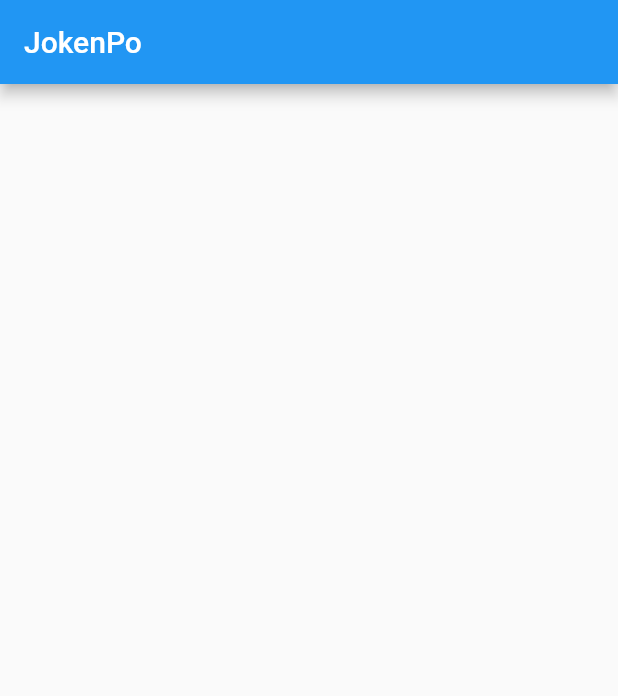
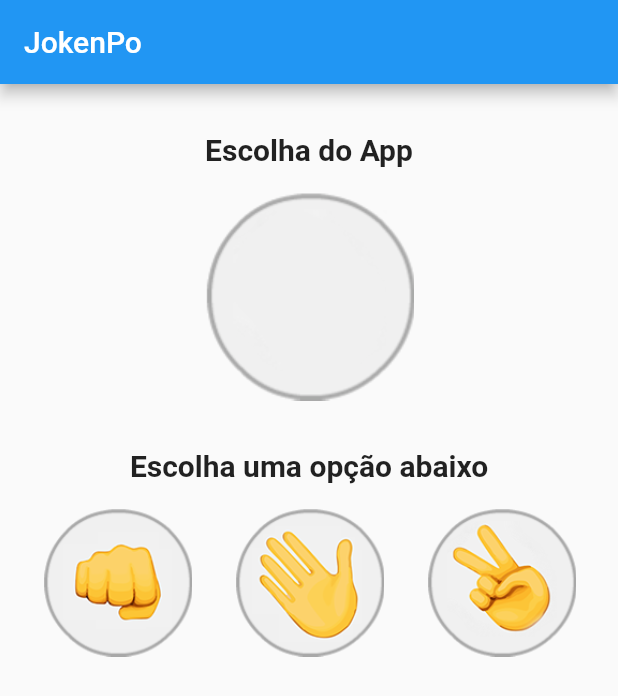
Before and after one commit to leonardofn/jokenpo, a Flutter app: the screen it shows after launch, on a phone screen of 412 x 824 dp. Shown: the top 696 px of the screen. Run offline on Flutter 3.47's test engine with Material 2 defaults, Android fonts, the phone set to English and light mode, and no system bars.

Commit message:
Adicionando conteudo principal (textos e imagens)

```diff
--- a/lib/game.dart
+++ b/lib/game.dart
@@ -12,6 +12,41 @@ class _GameState extends State<Game> {
       appBar: AppBar(
         title: Text("JokenPo"),
       ),
+      body: Column(
+        crossAxisAlignment: CrossAxisAlignment.center,
+        children: <Widget>[
+          Padding(
+            padding: EdgeInsets.only(top: 32, bottom: 16),
+            child: Text(
+              "Escolha do App",
+              textAlign: TextAlign.center,
+              style: TextStyle(
+                fontSize: 20,
+                fontWeight: FontWeight.bold,
+              ),
+            ),
+          ),
+          Image.asset("assets/images/padrao.png"),
+          Padding(
+            padding: EdgeInsets.only(top: 32, bottom: 16),
+            child: Text(
+              "Escolha uma opção abaixo",
+              textAlign: TextAlign.center,
+              style: TextStyle(
+                fontSize: 20,
+                fontWeight: FontWeight.bold,
+              ),
+            ),
+          ),
+          Row(
+            mainAxisAlignment: MainAxisAlignment.spaceEvenly,
+            children: <Widget>[
+              Image.asset("assets/images/pedra.png", height: 100),
+              Image.asset("assets/images/papel.png", height: 100),
+              Image.asset("assets/images/tesoura.png", height: 100),
+            ],
+          ),
+        ],),
     );
   }
 }
```
Also changed, not shown: pubspec.yaml (+5 -3 lines), assets/images/padrao.png (added), assets/images/papel.png (added), assets/images/pedra.png (added), assets/images/tesoura.png (added).
